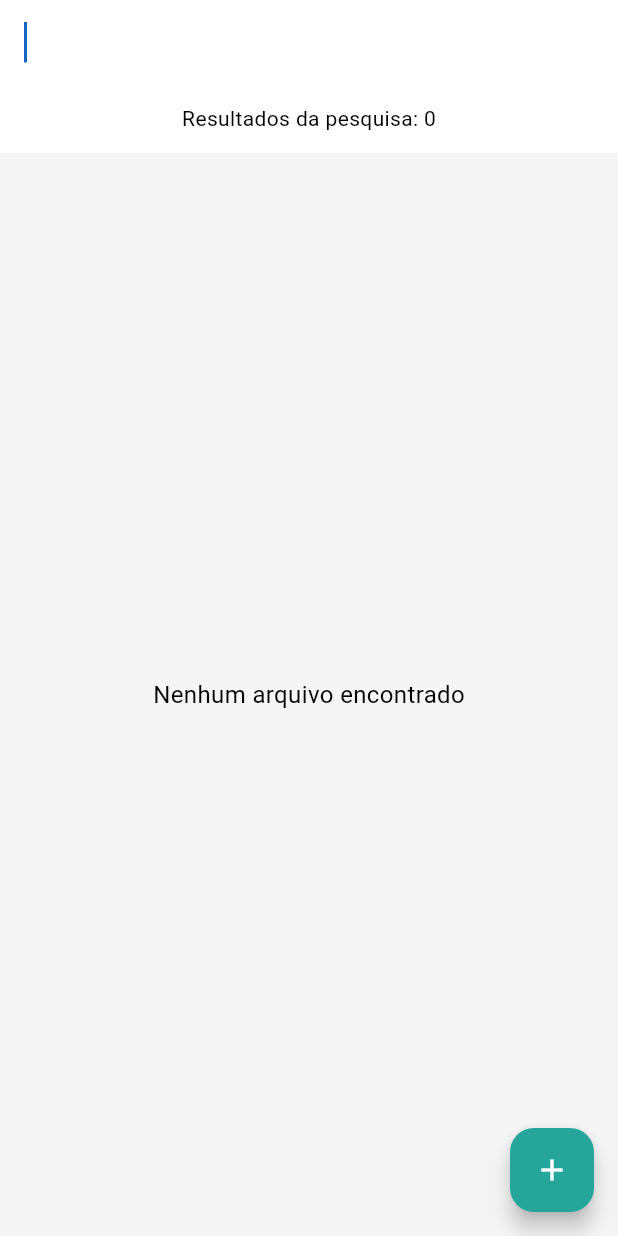
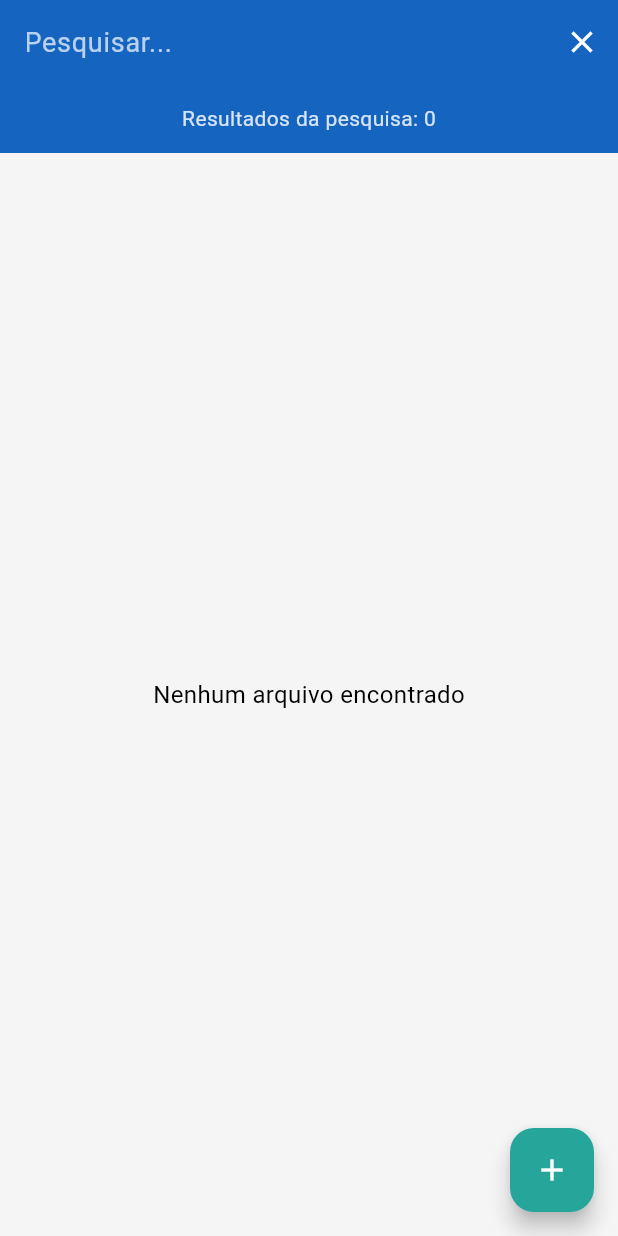
Before and after one commit to XayUp/NFObserver, a Flutter app: the screen it shows after launch, after a tap on the "search" icon, on a phone screen of 412 x 824 dp. Run offline on Flutter 3.47's test engine with Material 3 defaults, Android fonts, the phone set to English and light mode, and no system bars; our stand-ins replace shared_preferences; missing offline and left inert: enough_mail.

Commit message:
Correção de erro crítico

```diff
--- a/lib/main.dart
+++ b/lib/main.dart
@@ -45,7 +45,7 @@ class NFObserverApp extends StatelessWidget {
           secondary: Colors.teal.shade400,
           surface: Colors.white,
           onPrimary: Colors.white,
-          onSecondary: Colors.white,
+          onSecondary: const Color.fromARGB(210, 255, 255, 255),
           onSurface: Colors.black,
           error: Colors.red.shade700,
           onError: Colors.white,
@@ -57,6 +57,10 @@ class NFObserverApp extends StatelessWidget {
         floatingActionButtonTheme: FloatingActionButtonThemeData(
           backgroundColor: Colors.teal.shade400,
           foregroundColor: Colors.white,
+        ),
+        tabBarTheme: TabBarThemeData(
+          labelColor: Colors.white,
+          unselectedLabelColor: Colors.white54,
         ),
       ),
       // Tema para o modo escuro
@@ -332,9 +336,12 @@ class _NFObserverPageState extends State<NFObserverPage>
           : path.basename(file.path).toLowerCase().contains(searchQuery);
     }).toList();
 
+    if (_isSearching) {
+      _tabController?.index = 0;
+    }
+
     return Scaffold(
       appBar: AppBar(
-        backgroundColor: Theme.of(context).colorScheme.inversePrimary,
         title: _isSearching
             ? TextField(
                 controller: _searchController,
@@ -351,6 +358,7 @@ class _NFObserverPageState extends State<NFObserverPage>
                 children: [
                   SizedBox(
                     width: 20,
+
                     height: 20,
                     child: CircularProgressIndicator(
                       color: Theme.of(context).colorScheme.onPrimary,
@@ -368,7 +376,14 @@ class _NFObserverPageState extends State<NFObserverPage>
           ),
         ],
         bottom: _isSearching
-            ? Tab(text: "Resultados da pesquisa: ${geralFiles.length}")
+            ? Tab(
+                child: Text(
+                  "Resultados da pesquisa: ${geralFiles.length}",
+                  style: TextStyle(
+                    color: Theme.of(context).colorScheme.onSecondary,
+                  ),
+                ),
+              )
             : TabBar(
                 controller: _tabController,
                 tabs: [
--- a/lib/service/mail/mail_service.dart
+++ b/lib/service/mail/mail_service.dart
@@ -61,6 +61,8 @@ class MailService {
       final allAttachmentNames = <String>{};
       for (final mailbox in sentMailboxes) {
         await client.selectMailbox(mailbox);
+        if (mailbox.messagesExists < 1) continue;
+
         final fetchResult = await client.fetchMessagesByCriteria(
           '1:* (BODYSTRUCTURE)',
         );
```
Also changed, not shown: lib/settings/settings_activity.dart (+39 -5 lines).
